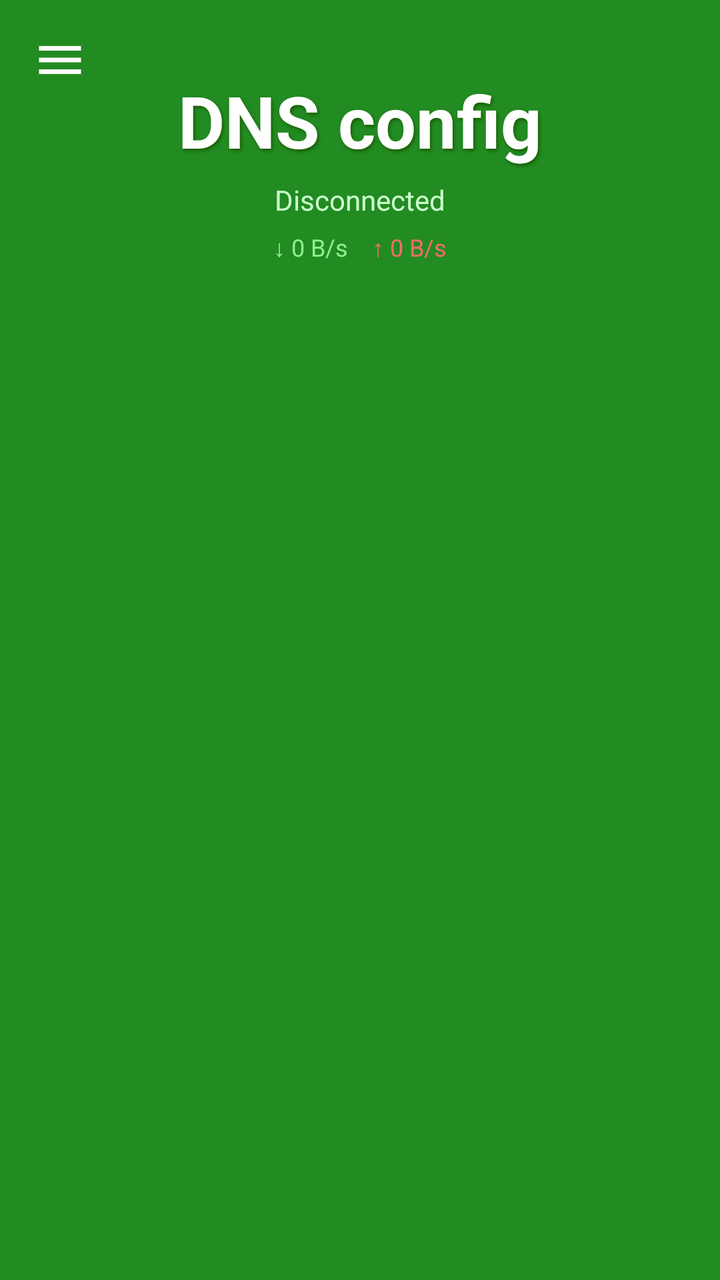
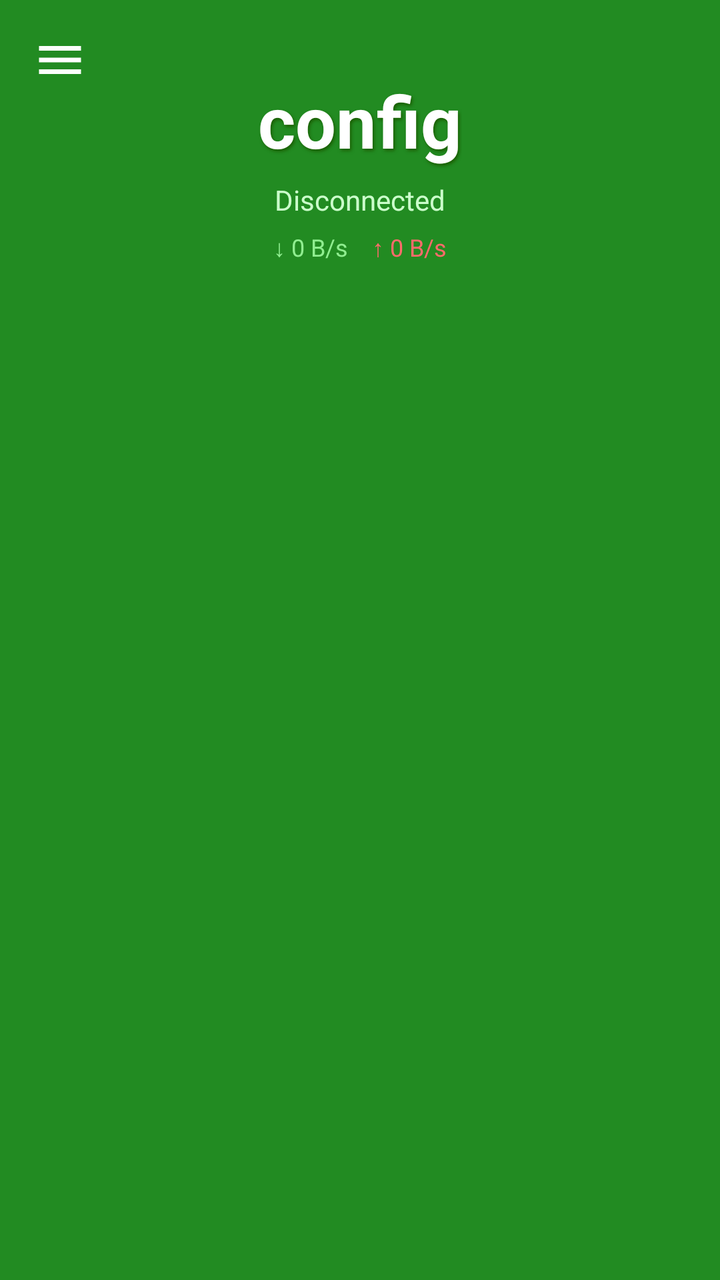

An Android layout rendered at two revisions. The XML below is the earlier revision; the diff shows what the commit changed to produce the second picture.
<!-- AndroidManifest.xml: application theme Theme.Config -->
<!-- res/layout/activity_main.xml -->
<?xml version="1.0" encoding="utf-8"?>
<androidx.drawerlayout.widget.DrawerLayout
    xmlns:android="http://schemas.android.com/apk/res/android"
    xmlns:app="http://schemas.android.com/apk/res-auto"
    android:id="@+id/drawerLayout"
    android:layout_width="match_parent"
    android:layout_height="match_parent"
    android:fitsSystemWindows="true">
    <FrameLayout
        android:layout_width="match_parent"
        android:layout_height="match_parent"
        android:background="#228B22">
        <LinearLayout
            android:layout_width="match_parent"
            android:layout_height="match_parent"
            android:orientation="vertical"
            android:gravity="center_horizontal"
            android:padding="16dp">
            <TextView
                android:layout_width="wrap_content"
                android:layout_height="wrap_content"
                android:text="DNS config"
                android:textSize="36sp"
                android:textStyle="bold"
                android:textColor="@android:color/white"
                android:shadowColor="#1a5c00"
                android:shadowDx="2"
                android:shadowDy="3"
                android:shadowRadius="4"
                android:layout_marginTop="20dp" />
            <TextView
                android:id="@+id/tvStatus"
                android:layout_width="wrap_content"
                android:layout_height="wrap_content"
                android:text="Disconnected"
                android:textSize="14sp"
                android:textColor="#ccffcc"
                android:layout_marginTop="6dp" />
            <LinearLayout
                android:layout_width="wrap_content"
                android:layout_height="wrap_content"
                android:orientation="horizontal"
                android:layout_marginTop="6dp"
                android:gravity="center">
                <TextView
                    android:id="@+id/tvTrafficDown"
                    android:layout_width="wrap_content"
                    android:layout_height="wrap_content"
                    android:text="↓ 0 B/s"
                    android:textSize="12sp"
                    android:textColor="#90EE90"
                    android:layout_marginEnd="12dp" />
                <TextView
                    android:id="@+id/tvTrafficUp"
                    android:layout_width="wrap_content"
                    android:layout_height="wrap_content"
                    android:text="↑ 0 B/s"
                    android:textSize="12sp"
                    android:textColor="#FF6B6B" />
            </LinearLayout>
            <androidx.recyclerview.widget.RecyclerView
                android:id="@+id/rvServers"
                android:layout_width="match_parent"
                android:layout_height="0dp"
                android:layout_weight="1"
                android:layout_marginTop="16dp"
                android:overScrollMode="always" />
        </LinearLayout>
        <ImageView
            android:id="@+id/ivMenu"
            android:layout_width="28dp"
            android:layout_height="28dp"
            android:layout_gravity="start|top"
            android:layout_marginStart="16dp"
            android:layout_marginTop="16dp"
            android:src="@drawable/ic_menu"
            android:clickable="true"
            android:focusable="true"
            android:contentDescription="Menu" />
    </FrameLayout>
    <com.google.android.material.navigation.NavigationView
        android:id="@+id/navView"
        android:layout_width="280dp"
        android:layout_height="match_parent"
        android:layout_gravity="start"
        android:background="#228B22"
        app:headerLayout="@layout/nav_header"
        app:menu="@menu/drawer_menu"
        app:itemTextColor="@android:color/white"
        app:itemIconTint="@android:color/white"
        app:itemBackground="@drawable/nav_item_bg" />
</androidx.drawerlayout.widget.DrawerLayout>
<!-- res/layout/nav_header.xml (included above) -->
<?xml version="1.0" encoding="utf-8"?>
<LinearLayout
    xmlns:android="http://schemas.android.com/apk/res/android"
    android:layout_width="match_parent"
    android:layout_height="180dp"
    android:orientation="vertical"
    android:gravity="center"
    android:background="#1a5c00"
    android:padding="24dp">
    <ImageView
        android:layout_width="72dp"
        android:layout_height="72dp"
        android:src="@mipmap/ic_launcher_round"
        android:contentDescription="App icon" />
    <TextView
        android:layout_width="wrap_content"
        android:layout_height="wrap_content"
        android:text="DNS config"
        android:textSize="24sp"
        android:textStyle="bold"
        android:textColor="@android:color/white"
        android:layout_marginTop="12dp" />
    <TextView
        android:layout_width="wrap_content"
        android:layout_height="wrap_content"
        android:text="VPN Manager"
        android:textSize="14sp"
        android:textColor="#90EE90"
        android:layout_marginTop="4dp" />
</LinearLayout>
<!-- resources referenced by this layout -->
<resources>
  <!-- drawable ic_menu (drawable) -->
  <?xml version="1.0" encoding="utf-8"?>
  <vector xmlns:android="http://schemas.android.com/apk/res/android"
      android:width="24dp"
      android:height="24dp"
      android:viewportWidth="24"
      android:viewportHeight="24"
      android:tint="@android:color/white">
      <path
          android:fillColor="@android:color/white"
          android:pathData="M3,18h18v-2L3,16v2zM3,13h18v-2L3,11v2zM3,6v2h18L21,6L3,6z"/>
  </vector>
  <!-- drawable nav_item_bg (drawable) -->
  <?xml version="1.0" encoding="utf-8"?>
  <selector xmlns:android="http://schemas.android.com/apk/res/android">
      <item android:drawable="@drawable/nav_item_selected" android:state_checked="true" />
      <item android:drawable="@android:color/transparent" />
  </selector>
  <!-- mipmap ic_launcher_round: png bitmap (mipmap-hdpi, 1984 bytes) -->
  <style name="Theme.Config" parent="Theme.MaterialComponents.DayNight.NoActionBar">
          <item name="colorPrimary">@color/green_500</item>
          <item name="colorPrimaryVariant">@color/green_700</item>
          <item name="colorOnPrimary">@color/white</item>
          <item name="colorSecondary">@color/lime_200</item>
          <item name="colorSecondaryVariant">@color/lime_500</item>
          <item name="colorOnSecondary">@color/black</item>
          <item name="android:statusBarColor">@color/green_700</item>
          <item name="android:navigationBarColor">@color/black</item>
          <item name="android:windowBackground">@color/green_700</item>
      </style>
  <!-- drawable nav_item_selected (drawable) -->
  <?xml version="1.0" encoding="utf-8"?>
  <shape xmlns:android="http://schemas.android.com/apk/res/android" android:shape="rectangle">
      <solid android:color="#32CD32" />
      <corners android:radius="8dp" />
  </shape>
  <color name="green_500">#FF32CD32</color>
  <color name="green_700">#FF228B22</color>
  <color name="white">#FFFFFFFF</color>
  <color name="lime_200">#FFADFF2F</color>
  <color name="lime_500">#FF7CFC00</color>
  <color name="black">#FF000000</color>
</resources>

<!-- the commit's change to res/layout/activity_main.xml (unified diff, before → after) -->
@@ -6,20 +6,23 @@
     android:layout_width="match_parent"
     android:layout_height="match_parent"
     android:fitsSystemWindows="true">
+
     <FrameLayout
         android:layout_width="match_parent"
         android:layout_height="match_parent"
         android:background="#228B22">
+
         <LinearLayout
             android:layout_width="match_parent"
             android:layout_height="match_parent"
             android:orientation="vertical"
             android:gravity="center_horizontal"
             android:padding="16dp">
+
             <TextView
                 android:layout_width="wrap_content"
                 android:layout_height="wrap_content"
-                android:text="DNS config"
+                android:text="config"
                 android:textSize="36sp"
                 android:textStyle="bold"
                 android:textColor="@android:color/white"
@@ -28,6 +31,7 @@
                 android:shadowDy="3"
                 android:shadowRadius="4"
                 android:layout_marginTop="20dp" />
+
             <TextView
                 android:id="@+id/tvStatus"
                 android:layout_width="wrap_content"
@@ -36,12 +40,14 @@
                 android:textSize="14sp"
                 android:textColor="#ccffcc"
                 android:layout_marginTop="6dp" />
+
             <LinearLayout
                 android:layout_width="wrap_content"
                 android:layout_height="wrap_content"
                 android:orientation="horizontal"
                 android:layout_marginTop="6dp"
                 android:gravity="center">
+
                 <TextView
                     android:id="@+id/tvTrafficDown"
                     android:layout_width="wrap_content"
@@ -50,6 +56,7 @@
                     android:textSize="12sp"
                     android:textColor="#90EE90"
                     android:layout_marginEnd="12dp" />
+
                 <TextView
                     android:id="@+id/tvTrafficUp"
                     android:layout_width="wrap_content"
@@ -58,6 +65,7 @@
                     android:textSize="12sp"
                     android:textColor="#FF6B6B" />
             </LinearLayout>
+
             <androidx.recyclerview.widget.RecyclerView
                 android:id="@+id/rvServers"
                 android:layout_width="match_parent"
@@ -65,7 +73,9 @@
                 android:layout_weight="1"
                 android:layout_marginTop="16dp"
                 android:overScrollMode="always" />
+
         </LinearLayout>
+
         <ImageView
             android:id="@+id/ivMenu"
             android:layout_width="28dp"
@@ -77,7 +87,9 @@
             android:clickable="true"
             android:focusable="true"
             android:contentDescription="Menu" />
+
     </FrameLayout>
+
     <com.google.android.material.navigation.NavigationView
         android:id="@+id/navView"
         android:layout_width="280dp"
@@ -87,8 +99,9 @@
         app:headerLayout="@layout/nav_header"
         app:menu="@menu/drawer_menu"
         app:itemTextColor="@android:color/white"
-        app:itemIconTint="@android:color/white"
+        app:itemIconTint="@null"
         app:itemBackground="@drawable/nav_item_bg" />
+
 </androidx.drawerlayout.widget.DrawerLayout>
 <!-- res/layout/nav_header.xml (included above) -->
 <?xml version="1.0" encoding="utf-8"?>
